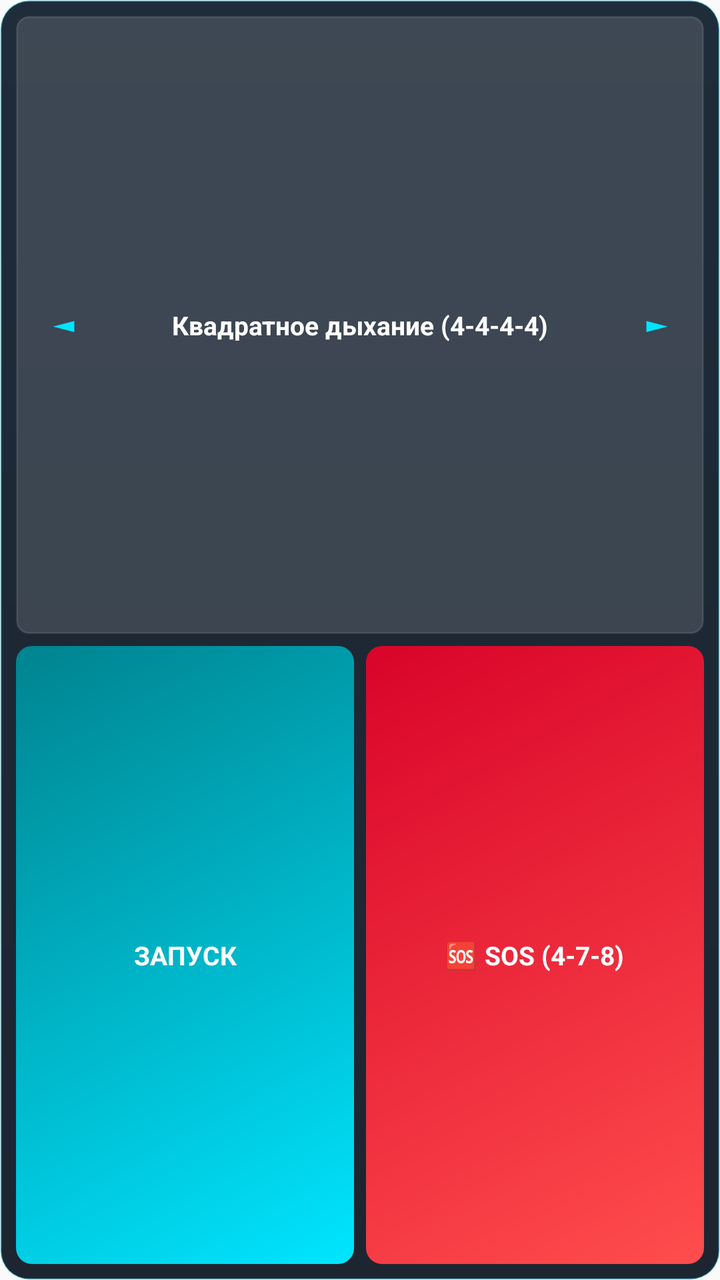
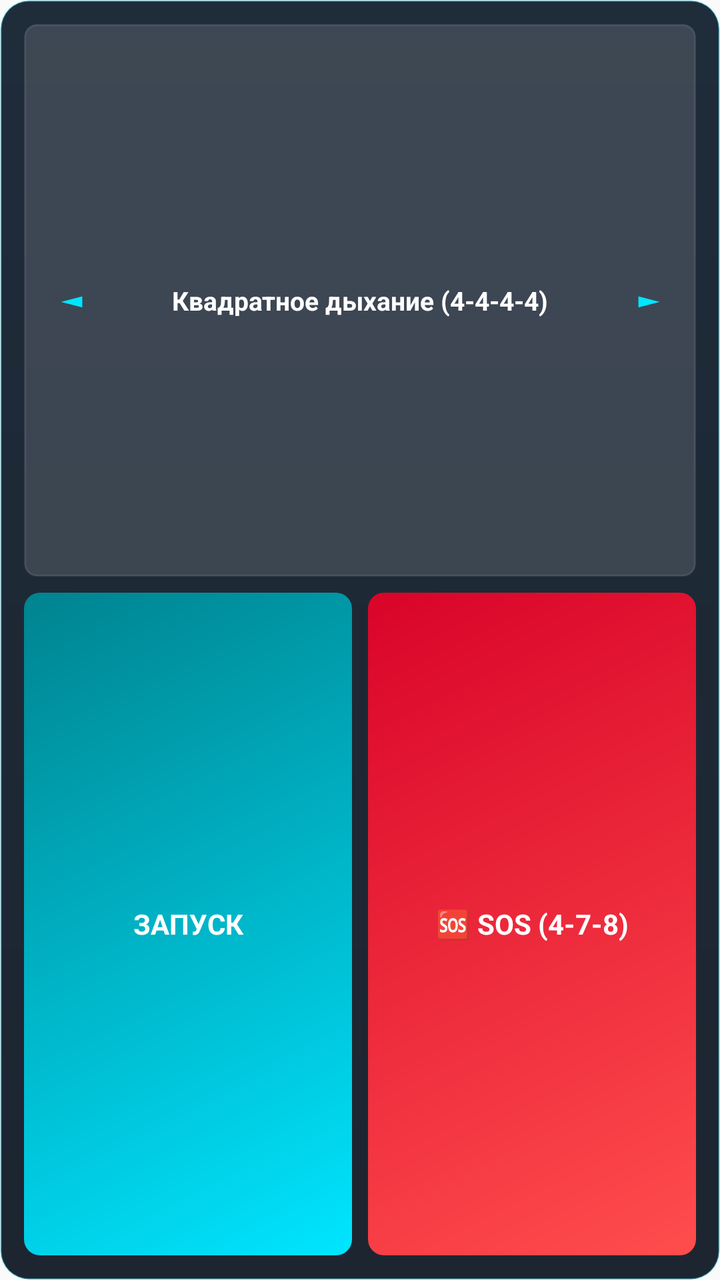

Two renders of the same Android screen: before a commit and after it. Below are the layout's source before the change and the commit's diff.
<!-- AndroidManifest.xml: application theme Theme.BreathingTrainer -->
<!-- res/layout/widget_breathing_4x2.xml -->
<?xml version="1.0" encoding="utf-8"?>
<LinearLayout xmlns:android="http://schemas.android.com/apk/res/android"
    android:layout_width="match_parent"
    android:layout_height="match_parent"
    android:background="@drawable/bg_widget_card"
    android:orientation="vertical"
    android:padding="8dp">

    
    <LinearLayout
        android:layout_width="match_parent"
        android:layout_height="0dp"
        android:layout_weight="1"
        android:background="@drawable/bg_widget_selector"
        android:gravity="center_vertical"
        android:orientation="horizontal"
        android:paddingHorizontal="4dp">

        <TextView
            android:id="@+id/widget_btn_prev_technique"
            android:layout_width="40dp"
            android:layout_height="match_parent"
            android:gravity="center"
            android:text="◄"
            android:textColor="#00E5FF"
            android:textSize="15sp"
            android:textStyle="bold" />

        <TextView
            android:id="@+id/widget_tv_technique_title"
            android:layout_width="0dp"
            android:layout_height="wrap_content"
            android:layout_weight="1"
            android:ellipsize="end"
            android:gravity="center"
            android:maxLines="1"
            android:text="Квадратное дыхание (4-4-4-4)"
            android:textColor="#FFFFFF"
            android:textSize="13sp"
            android:textStyle="bold" />

        <TextView
            android:id="@+id/widget_btn_next_technique"
            android:layout_width="40dp"
            android:layout_height="match_parent"
            android:gravity="center"
            android:text="►"
            android:textColor="#00E5FF"
            android:textSize="15sp"
            android:textStyle="bold" />
    </LinearLayout>

    
    <LinearLayout
        android:layout_width="match_parent"
        android:layout_height="0dp"
        android:layout_marginTop="6dp"
        android:layout_weight="1"
        android:gravity="center"
        android:orientation="horizontal">

        <TextView
            android:id="@+id/widget_btn_start"
            android:layout_width="0dp"
            android:layout_height="match_parent"
            android:layout_marginEnd="3dp"
            android:layout_weight="1"
            android:background="@drawable/bg_widget_start_btn"
            android:gravity="center"
            android:text="ЗАПУСК"
            android:textColor="#FFFFFF"
            android:textSize="13sp"
            android:textStyle="bold" />

        <TextView
            android:id="@+id/widget_btn_sos"
            android:layout_width="0dp"
            android:layout_height="match_parent"
            android:layout_marginStart="3dp"
            android:layout_weight="1"
            android:background="@drawable/bg_widget_sos_btn"
            android:gravity="center"
            android:text="🆘 SOS (4-7-8)"
            android:textColor="#FFFFFF"
            android:textSize="13sp"
            android:textStyle="bold" />
    </LinearLayout>

</LinearLayout>
<!-- resources referenced by this layout -->
<resources>
  <!-- drawable bg_widget_card (drawable) -->
  <?xml version="1.0" encoding="utf-8"?>
  <shape xmlns:android="http://schemas.android.com/apk/res/android"
      android:shape="rectangle">
      <gradient
          android:angle="270"
          android:startColor="#EC0D1B2A"
          android:endColor="#EC0B1320" />
      <corners android:radius="14dp" />
      <stroke
          android:width="1dp"
          android:color="#3300E5FF" />
  </shape>
  <!-- drawable bg_widget_selector (drawable) -->
  <?xml version="1.0" encoding="utf-8"?>
  <shape xmlns:android="http://schemas.android.com/apk/res/android"
      android:shape="rectangle">
      <solid android:color="#22FFFFFF" />
      <corners android:radius="6dp" />
      <stroke
          android:width="1dp"
          android:color="#1AFFFFFF" />
  </shape>
  <!-- drawable bg_widget_sos_btn (drawable) -->
  <?xml version="1.0" encoding="utf-8"?>
  <shape xmlns:android="http://schemas.android.com/apk/res/android"
      android:shape="rectangle">
      <gradient
          android:angle="135"
          android:startColor="#FF4D4D"
          android:endColor="#D90429" />
      <corners android:radius="8dp" />
  </shape>
  <!-- drawable bg_widget_start_btn (drawable) -->
  <?xml version="1.0" encoding="utf-8"?>
  <shape xmlns:android="http://schemas.android.com/apk/res/android"
      android:shape="rectangle">
      <gradient
          android:angle="135"
          android:startColor="#00E5FF"
          android:endColor="#00838F" />
      <corners android:radius="8dp" />
  </shape>
  <style name="Theme.BreathingTrainer" parent="android:Theme.Material.Light.NoActionBar" />
</resources>

<!-- the commit's change to res/layout/widget_breathing_4x2.xml (unified diff, before → after) -->
@@ -4,7 +4,8 @@
     android:layout_height="match_parent"
     android:background="@drawable/bg_widget_card"
     android:orientation="vertical"
-    android:padding="8dp">
+    android:padding="12dp"
+    android:weightSum="2.2">
 
     
     <LinearLayout
@@ -54,8 +55,8 @@
     <LinearLayout
         android:layout_width="match_parent"
         android:layout_height="0dp"
-        android:layout_marginTop="6dp"
-        android:layout_weight="1"
+        android:layout_marginTop="8dp"
+        android:layout_weight="1.2"
         android:gravity="center"
         android:orientation="horizontal">
 
@@ -63,26 +64,26 @@
             android:id="@+id/widget_btn_start"
             android:layout_width="0dp"
             android:layout_height="match_parent"
-            android:layout_marginEnd="3dp"
+            android:layout_marginEnd="4dp"
             android:layout_weight="1"
             android:background="@drawable/bg_widget_start_btn"
             android:gravity="center"
             android:text="ЗАПУСК"
             android:textColor="#FFFFFF"
-            android:textSize="13sp"
+            android:textSize="14sp"
             android:textStyle="bold" />
 
         <TextView
             android:id="@+id/widget_btn_sos"
             android:layout_width="0dp"
             android:layout_height="match_parent"
-            android:layout_marginStart="3dp"
+            android:layout_marginStart="4dp"
             android:layout_weight="1"
             android:background="@drawable/bg_widget_sos_btn"
             android:gravity="center"
             android:text="🆘 SOS (4-7-8)"
             android:textColor="#FFFFFF"
-            android:textSize="13sp"
+            android:textSize="14sp"
             android:textStyle="bold" />
     </LinearLayout>
 
